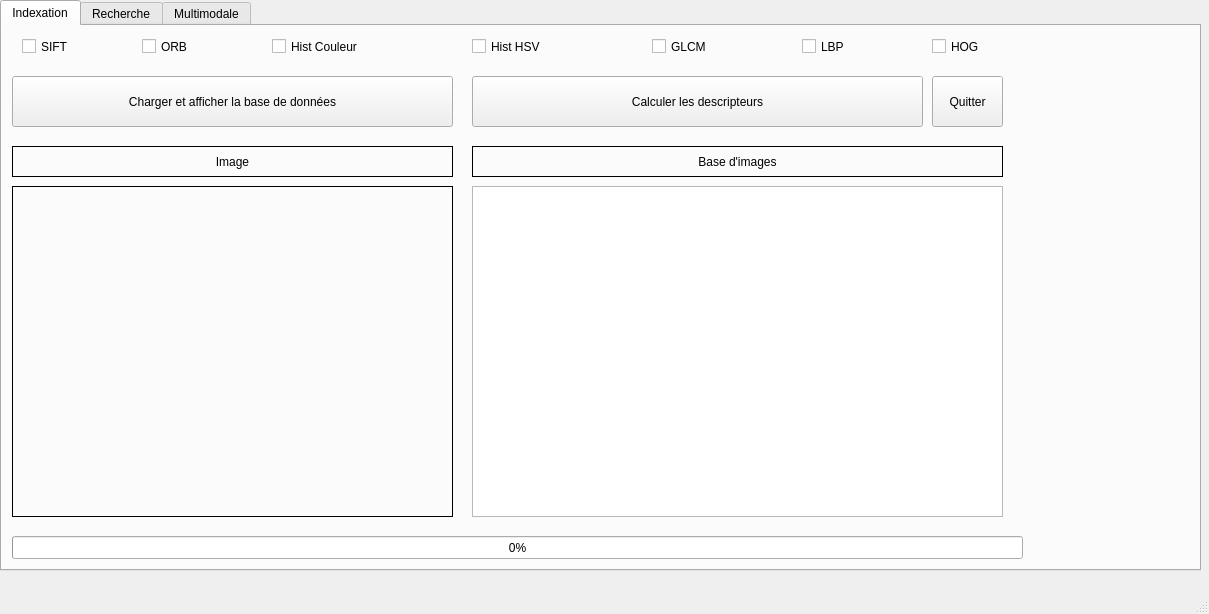
Old version of the form src/part2.ui in the repository mrrose765/mir_2025.
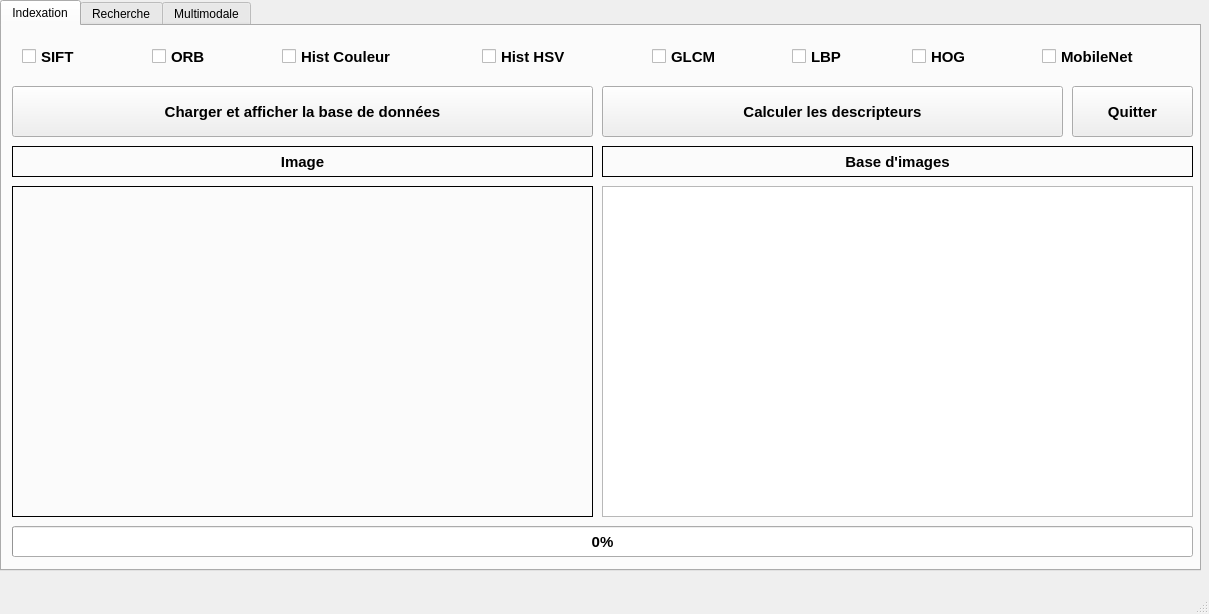
New version of the form. The open tabs and pages were chosen to show the change.

```diff
--- a/src/part2.ui
+++ b/src/part2.ui
@@ -34,11 +34,18 @@
       <property name="geometry">
        <rect>
         <x>20</x>
-        <y>10</y>
-        <width>85</width>
-        <height>21</height>
+        <y>15</y>
+        <width>61</width>
+        <height>31</height>
        </rect>
       </property>
+      <property name="font">
+       <font>
+        <pointsize>11</pointsize>
+        <weight>75</weight>
+        <bold>true</bold>
+       </font>
+      </property>
       <property name="text">
        <string>SIFT</string>
       </property>
@@ -46,12 +53,19 @@
      <widget class="QCheckBox" name="checkBox_ORB_index">
       <property name="geometry">
        <rect>
-        <x>140</x>
-        <y>10</y>
-        <width>85</width>
-        <height>21</height>
+        <x>150</x>
+        <y>15</y>
+        <width>61</width>
+        <height>31</height>
        </rect>
       </property>
+      <property name="font">
+       <font>
+        <pointsize>11</pointsize>
+        <weight>75</weight>
+        <bold>true</bold>
+       </font>
+      </property>
       <property name="text">
        <string>ORB</string>
       </property>
@@ -59,12 +73,19 @@
      <widget class="QCheckBox" name="checkBox_HSV_index">
       <property name="geometry">
        <rect>
-        <x>470</x>
-        <y>10</y>
+        <x>480</x>
+        <y>15</y>
         <width>101</width>
-        <height>21</height>
+        <height>31</height>
        </rect>
       </property>
+      <property name="font">
+       <font>
+        <pointsize>11</pointsize>
+        <weight>75</weight>
+        <bold>true</bold>
+       </font>
+      </property>
       <property name="text">
        <string>Hist HSV</string>
       </property>
@@ -72,12 +93,19 @@
      <widget class="QCheckBox" name="checkBox_HistC_index">
       <property name="geometry">
        <rect>
-        <x>270</x>
-        <y>10</y>
-        <width>121</width>
-        <height>21</height>
+        <x>280</x>
+        <y>15</y>
+        <width>131</width>
+        <height>31</height>
        </rect>
       </property>
+      <property name="font">
+       <font>
+        <pointsize>11</pointsize>
+        <weight>75</weight>
+        <bold>true</bold>
+       </font>
+      </property>
       <property name="text">
        <string>Hist Couleur</string>
       </property>
@@ -86,11 +114,18 @@
       <property name="geometry">
        <rect>
         <x>650</x>
-        <y>10</y>
-        <width>81</width>
-        <height>21</height>
+        <y>15</y>
+        <width>71</width>
+        <height>31</height>
        </rect>
       </property>
+      <property name="font">
+       <font>
+        <pointsize>11</pointsize>
+        <weight>75</weight>
+        <bold>true</bold>
+       </font>
+      </property>
       <property name="text">
        <string>GLCM</string>
       </property>
@@ -98,12 +133,19 @@
      <widget class="QCheckBox" name="checkBox_LBP_index">
       <property name="geometry">
        <rect>
-        <x>800</x>
-        <y>10</y>
-        <width>61</width>
-        <height>21</height>
+        <x>790</x>
+        <y>15</y>
+        <width>51</width>
+        <height>31</height>
        </rect>
       </property>
+      <property name="font">
+       <font>
+        <pointsize>11</pointsize>
+        <weight>75</weight>
+        <bold>true</bold>
+       </font>
+      </property>
       <property name="text">
        <string>LBP</string>
       </property>
@@ -111,12 +153,19 @@
      <widget class="QCheckBox" name="checkBox_HOG_index">
       <property name="geometry">
        <rect>
-        <x>930</x>
-        <y>10</y>
-        <width>71</width>
-        <height>21</height>
+        <x>910</x>
+        <y>15</y>
+        <width>61</width>
+        <height>31</height>
        </rect>
       </property>
+      <property name="font">
+       <font>
+        <pointsize>11</pointsize>
+        <weight>75</weight>
+        <bold>true</bold>
+       </font>
+      </property>
       <property name="text">
        <string>HOG</string>
       </property>
@@ -125,11 +174,18 @@
       <property name="geometry">
        <rect>
         <x>10</x>
-        <y>50</y>
-        <width>441</width>
+        <y>60</y>
+        <width>581</width>
         <height>51</height>
        </rect>
       </property>
+      <property name="font">
+       <font>
+        <pointsize>11</pointsize>
+        <weight>75</weight>
+        <bold>true</bold>
+       </font>
+      </property>
       <property name="text">
        <string>Charger et afficher la base de données</string>
       </property>
@@ -137,12 +193,19 @@
      <widget class="QPushButton" name="quitter">
       <property name="geometry">
        <rect>
-        <x>930</x>
-        <y>50</y>
-        <width>71</width>
+        <x>1070</x>
+        <y>60</y>
+        <width>121</width>
         <height>51</height>
        </rect>
       </property>
+      <property name="font">
+       <font>
+        <pointsize>11</pointsize>
+        <weight>75</weight>
+        <bold>true</bold>
+       </font>
+      </property>
       <property name="text">
        <string>Quitter</string>
       </property>
@@ -150,12 +213,19 @@
      <widget class="QPushButton" name="indexer">
       <property name="geometry">
        <rect>
-        <x>470</x>
-        <y>50</y>
-        <width>451</width>
+        <x>600</x>
+        <y>60</y>
+        <width>461</width>
         <height>51</height>
        </rect>
       </property>
+      <property name="font">
+       <font>
+        <pointsize>11</pointsize>
+        <weight>75</weight>
+        <bold>true</bold>
+       </font>
+      </property>
       <property name="text">
        <string>Calculer les descripteurs</string>
       </property>
@@ -184,7 +254,7 @@
        <rect>
         <x>10</x>
         <y>160</y>
-        <width>441</width>
+        <width>581</width>
         <height>331</height>
        </rect>
       </property>
@@ -204,12 +274,19 @@
      <widget class="QLabel" name="label_3">
       <property name="geometry">
        <rect>
-        <x>470</x>
+        <x>600</x>
         <y>120</y>
-        <width>531</width>
+        <width>591</width>
         <height>31</height>
        </rect>
       </property>
+      <property name="font">
+       <font>
+        <pointsize>11</pointsize>
+        <weight>75</weight>
+        <bold>true</bold>
+       </font>
+      </property>
       <property name="frameShape">
        <enum>QFrame::Panel</enum>
       </property>
@@ -225,10 +302,17 @@
        <rect>
         <x>10</x>
         <y>120</y>
-        <width>441</width>
+        <width>581</width>
         <height>31</height>
        </rect>
       </property>
+      <property name="font">
+       <font>
+        <pointsize>11</pointsize>
+        <weight>75</weight>
+        <bold>true</bold>
+       </font>
+      </property>
       <property name="frameShape">
        <enum>QFrame::Panel</enum>
       </property>
@@ -243,11 +327,18 @@
       <property name="geometry">
        <rect>
         <x>10</x>
-        <y>510</y>
-        <width>1011</width>
-        <height>23</height>
+        <y>500</y>
+        <width>1181</width>
+        <height>31</height>
        </rect>
       </property>
+      <property name="font">
+       <font>
+        <pointsize>11</pointsize>
+        <weight>75</weight>
+        <bold>true</bold>
+       </font>
+      </property>
       <property name="value">
        <number>0</number>
       </property>
@@ -255,13 +346,33 @@
      <widget class="QTableView" name="tableView">
       <property name="geometry">
        <rect>
-        <x>470</x>
+        <x>600</x>
         <y>160</y>
-        <width>531</width>
+        <width>591</width>
         <height>331</height>
        </rect>
       </property>
      </widget>
+     <widget class="QCheckBox" name="checkBox_MobileNet_index">
+      <property name="geometry">
+       <rect>
+        <x>1040</x>
+        <y>15</y>
+        <width>111</width>
+        <height>31</height>
+       </rect>
+      </property>
+      <property name="font">
+       <font>
+        <pointsize>11</pointsize>
+        <weight>75</weight>
+        <bold>true</bold>
+       </font>
+      </property>
+      <property name="text">
+       <string>MobileNet</string>
+      </property>
+     </widget>
     </widget>
     <widget class="QWidget" name="tab_rech">
      <attribute name="title">
```
Left out of the diff: 73 changed lines with no effect on the pictures.
